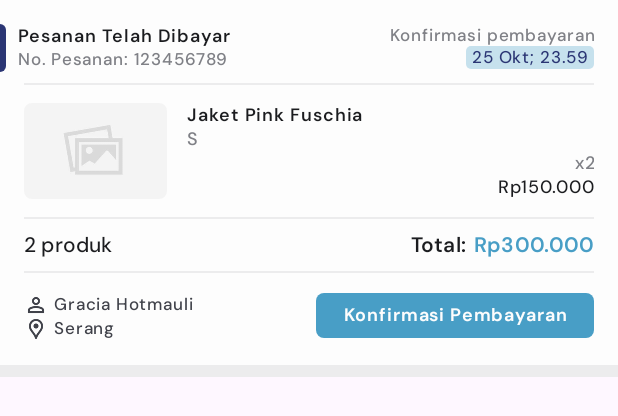
After one commit to shaulascr/ecommerce_serang, an Android app: the layout item_sells_payment.xml on its own in the app's theme, with its tools: preview values and no code run, on a phone screen of 412 x 824 dp. The commit adds this screen. Shown: the top 416 px of the screen. Run offline under Robolectric (Android 15) with nearby library versions, the light colour scheme and no system bars; network calls fail.

Commit message:
update product

```diff
--- a/app/src/main/res/layout/activity_my_store.xml
+++ b/app/src/main/res/layout/activity_my_store.xml
@@ -75,7 +75,6 @@
                 <Button
                     android:id="@+id/btn_edit_profile"
                     android:text="Ubah Profil Toko"
-                    android:textColor="@color/blue_500"
                     style="@style/button.small.secondary.short"
                     app:layout_constraintEnd_toEndOf="parent"
                     app:layout_constraintTop_toTopOf="parent"
--- /dev/null
+++ b/app/src/main/res/layout/item_sells_payment.xml
@@ -0,0 +1,318 @@
+<?xml version="1.0" encoding="utf-8"?>
+<androidx.constraintlayout.widget.ConstraintLayout xmlns:android="http://schemas.android.com/apk/res/android"
+    xmlns:app="http://schemas.android.com/apk/res-auto"
+    android:layout_width="match_parent"
+    android:layout_height="wrap_content"
+    android:background="@color/white"
+    android:paddingTop="16dp">
+
+    <!-- Payment Header -->
+    <View
+        android:id="@+id/shape_sells_title"
+        android:layout_width="4dp"
+        android:layout_height="32dp"
+        android:background="@drawable/shape_sells_title"
+        app:layout_constraintStart_toStartOf="parent"
+        app:layout_constraintTop_toTopOf="parent"/>
+
+    <LinearLayout
+        android:id="@+id/layout_payment_header"
+        android:layout_width="220dp"
+        android:layout_height="wrap_content"
+        android:layout_marginStart="12dp"
+        app:layout_constraintStart_toStartOf="@id/shape_sells_title"
+        app:layout_constraintTop_toTopOf="parent"
+        android:orientation="vertical">
+
+        <TextView
+            android:id="@+id/tv_payment_title"
+            style="@style/label_medium_prominent"
+            android:layout_width="match_parent"
+            android:layout_height="wrap_content"
+            android:maxLines="1"
+            android:text="Pesanan Telah Dibayar"/>
+
+        <TextView
+            android:id="@+id/tv_payment_number"
+            style="@style/label_small"
+            android:layout_width="match_parent"
+            android:layout_height="wrap_content"
+            android:maxLines="1"
+            android:textColor="@color/black_300"
+            android:text="No. Pesanan: 123456789"/>
+
+    </LinearLayout>
+
+    <LinearLayout
+        android:layout_width="wrap_content"
+        android:layout_height="wrap_content"
+        app:layout_constraintEnd_toEndOf="parent"
+        app:layout_constraintTop_toTopOf="parent"
+        android:orientation="vertical"
+        android:layout_marginEnd="16dp"
+        android:gravity="end">
+
+        <TextView
+            android:layout_width="150dp"
+            android:layout_height="wrap_content"
+            android:maxLines="1"
+            style="@style/label_small"
+            android:textAlignment="textEnd"
+            android:text="Konfirmasi pembayaran sebelum:"
+            android:textColor="@color/black_300" />
+
+        <TextView
+            android:id="@+id/tv_payment_due"
+            android:layout_width="wrap_content"
+            android:layout_height="wrap_content"
+            android:text="25 Okt; 23.59"
+            style="@style/label_small"
+            android:paddingHorizontal="4dp"
+            android:textColor="@color/darkblue_500"
+            android:background="@drawable/bg_product_active" />
+
+    </LinearLayout>
+
+    <!-- Order Detail -->
+    <LinearLayout
+        android:id="@+id/layout_payment_detail"
+        android:layout_width="wrap_content"
+        android:layout_height="wrap_content"
+        app:layout_constraintStart_toStartOf="parent"
+        app:layout_constraintTop_toBottomOf="@id/layout_payment_header"
+        android:paddingHorizontal="16dp"
+        android:layout_marginTop="8dp"
+        android:orientation="vertical">
+
+        <View
+            android:layout_width="match_parent"
+            android:layout_height="1dp"
+            android:background="@color/black_50"/>
+
+        <!-- Product Detail -->
+        <androidx.constraintlayout.widget.ConstraintLayout
+            android:id="@+id/layout_payment_product_detail"
+            android:layout_width="match_parent"
+            android:layout_height="wrap_content"
+            android:paddingVertical="12dp">
+
+            <com.google.android.material.imageview.ShapeableImageView
+                android:id="@+id/iv_payment_product"
+                android:layout_width="95dp"
+                android:layout_height="64dp"
+                android:src="@drawable/placeholder_image"
+                android:scaleType="centerCrop"
+                android:contentDescription="Payment Product Image"
+                app:shapeAppearanceOverlay="@style/store_product_image"
+                app:layout_constraintStart_toStartOf="parent"
+                app:layout_constraintTop_toTopOf="parent"/>
+
+            <LinearLayout
+                android:layout_width="0dp"
+                android:layout_height="wrap_content"
+                android:orientation="vertical"
+                android:layout_marginStart="13dp"
+                app:layout_constraintStart_toEndOf="@id/iv_payment_product"
+                app:layout_constraintEnd_toEndOf="parent"
+                app:layout_constraintTop_toTopOf="parent">
+
+                <TextView
+                    android:id="@+id/tv_payment_product_name"
+                    android:layout_width="match_parent"
+                    android:layout_height="wrap_content"
+                    android:maxLines="1"
+                    android:text="Jaket Pink Fuschia"
+                    style="@style/label_medium_prominent"/>
+
+                <TextView
+                    android:id="@+id/tv_payment_product_variant"
+                    android:layout_width="match_parent"
+                    android:layout_height="wrap_content"
+                    android:maxLines="1"
+                    android:text="S"
+                    style="@style/label_medium"
+                    android:textColor="@color/black_300"/>
+
+            </LinearLayout>
+
+            <LinearLayout
+                android:layout_width="0dp"
+                android:layout_height="wrap_content"
+                android:orientation="vertical"
+                android:layout_marginStart="13dp"
+                android:gravity="end"
+                app:layout_constraintStart_toEndOf="@id/iv_payment_product"
+                app:layout_constraintEnd_toEndOf="parent"
+                app:layout_constraintBottom_toBottomOf="@id/iv_payment_product">
+
+                <TextView
+                    android:id="@+id/tv_payment_product_qty"
+                    android:layout_width="match_parent"
+                    android:layout_height="wrap_content"
+                    android:maxLines="1"
+                    android:text="x2"
+                    style="@style/label_medium"
+                    android:textColor="@color/black_300"
+                    android:textAlignment="textEnd"/>
+
+                <TextView
+                    android:id="@+id/tv_payment_product_price"
+                    android:layout_width="match_parent"
+                    android:layout_height="wrap_content"
+                    android:maxLines="1"
+                    android:text="Rp150.000"
+                    style="@style/label_medium"
+                    android:textAlignment="textEnd"/>
+
+            </LinearLayout>
+
+            <TextView
+                android:id="@+id/tv_see_more"
+                android:layout_width="match_parent"
+                android:layout_height="wrap_content"
+                android:focusable="true"
+                android:text="Lihat 3 produk lainnya"
+                android:gravity="center"
+                style="@style/label_small"
+                android:fontFamily="@font/dmsans_italic"
+                android:textColor="@color/black_300"
+                app:layout_constraintTop_toBottomOf="@id/iv_payment_product"
+                app:layout_constraintStart_toStartOf="parent"
+                app:layout_constraintEnd_toEndOf="parent"
+                android:layout_marginVertical="8dp"
+                android:clickable="true"
+                android:visibility="gone"/>
+
+        </androidx.constraintlayout.widget.ConstraintLayout>
+
+        <View
+            android:layout_width="match_parent"
+            android:layout_height="1dp"
+            android:background="@color/black_50"/>
+
+        <!-- Total Price -->
+        <RelativeLayout
+            android:layout_width="match_parent"
+            android:layout_height="wrap_content"
+            android:paddingVertical="8dp">
+
+            <TextView
+                android:id="@+id/tv_payment_qty"
+                style="@style/label_large"
+                android:layout_width="wrap_content"
+                android:layout_height="wrap_content"
+                android:layout_alignParentStart="true"
+                android:text="2 produk" />
+
+            <LinearLayout
+                android:layout_width="wrap_content"
+                android:layout_height="wrap_content"
+                android:orientation="horizontal"
+                android:layout_alignParentEnd="true">
+
+                <TextView
+                    android:layout_width="wrap_content"
+                    android:layout_height="wrap_content"
+                    android:text="Total:"
+                    style="@style/label_large_prominent"
+                    android:textAlignment="textEnd"/>
+
+                <TextView
+                    android:id="@+id/tv_payment_price"
+                    android:layout_width="wrap_content"
+                    android:layout_height="wrap_content"
+                    android:text="Rp300.000"
+                    style="@style/label_large_prominent"
+                    android:textColor="@color/blue_500"
+                    android:layout_marginStart="5dp"
+                    android:textAlignment="textEnd"/>
+
+            </LinearLayout>
+
+        </RelativeLayout>
+
+        <View
+            android:layout_width="match_parent"
+            android:layout_height="1dp"
+            android:background="@color/black_50"/>
+
+        <!-- Action Buttons -->
+
+        <RelativeLayout
+            android:layout_width="match_parent"
+            android:layout_height="wrap_content"
+            android:layout_marginTop="13dp"
+            android:gravity="center_vertical">
+
+            <LinearLayout
+                android:layout_width="158dp"
+                android:layout_height="wrap_content"
+                android:orientation="vertical"
+                android:layout_alignParentStart="true">
+
+                <LinearLayout
+                    android:layout_width="match_parent"
+                    android:layout_height="wrap_content"
+                    android:orientation="horizontal">
+
+                    <ImageView
+                        android:layout_width="16dp"
+                        android:layout_height="16dp"
+                        android:src="@drawable/ic_person"
+                        app:tint="@color/black_500" />
+
+                    <TextView
+                        android:id="@+id/tv_payment_customer"
+                        style="@style/label_small"
+                        android:layout_width="match_parent"
+                        android:layout_height="wrap_content"
+                        android:maxLines="1"
+                        android:layout_marginStart="4dp"
+                        android:textColor="@color/black_500"
+                        android:text="Gracia Hotmauli"/>
+
+                </LinearLayout>
+
+                <LinearLayout
+                    android:layout_width="match_parent"
+                    android:layout_height="wrap_content"
+                    android:orientation="horizontal">
+
+                    <ImageView
+                        android:layout_width="16dp"
+                        android:layout_height="16dp"
+                        android:src="@drawable/ic_location" />
+
+                    <TextView
+                        android:id="@+id/tv_payment_location"
+                        style="@style/label_small"
+                        android:layout_width="match_parent"
+                        android:layout_height="wrap_content"
+                        android:maxLines="1"
+                        android:layout_marginStart="4dp"
+                        android:textColor="@color/black_500"
+                        android:text="Serang"/>
+
+                </LinearLayout>
+
+            </LinearLayout>
+
+            <Button
+                android:id="@+id/btn_confirm_payment"
+                style="@style/button.small.active.medium"
+                android:text="Konfirmasi Pembayaran"
+                android:layout_alignParentEnd="true"/>
+
+        </RelativeLayout>
+
+    </LinearLayout>
+
+    <View
+        android:layout_width="match_parent"
+        android:layout_height="8dp"
+        android:background="@color/black_50"
+        android:layout_marginTop="16dp"
+        app:layout_constraintStart_toStartOf="parent"
+        app:layout_constraintTop_toBottomOf="@id/layout_payment_detail"/>
+
+</androidx.constraintlayout.widget.ConstraintLayout>
--- a/app/src/main/res/values/themes.xml
+++ b/app/src/main/res/values/themes.xml
@@ -147,7 +147,7 @@
     <!-- Buttons -->
 
     <style name="button.large" parent="label_large_prominent">
-        <item name="android:padding">10.91dp</item>
+        <item name="android:gravity">center</item>
         <item name="android:layout_height">40dp</item>
         <item name="android:textAllCaps">false</item>
         <item name="backgroundTint">@null</item>
@@ -217,7 +217,7 @@
                 </style>
 
     <style name="button.small" parent="label_medium_prominent">
-        <item name="android:padding">7dp</item>
+        <item name="android:padding">2dp</item>
         <item name="android:layout_height">30dp</item>
         <item name="android:textAllCaps">false</item>
         <item name="backgroundTint">@null</item>
```
Also changed, not shown: app/src/main/java/com/alya/ecommerce_serang/ui/profile/mystore/product/ProductAdapter.kt (+23 -9 lines), app/src/main/java/com/alya/ecommerce_serang/ui/profile/mystore/product/ProductOptionsBottomSheetFragment.kt (added, +46 -0 lines), app/src/main/java/com/alya/ecommerce_serang/ui/profile/mystore/product/StoreProductDetailActivity.kt (+14 -3 lines), app/src/main/res/layout/fragment_product_options_bottom_sheet.xml (added, +55 -0 lines), app/src/main/res/layout/item_sells_shipment.xml (added, +255 -0 lines), app/src/main/res/menu/product_options_menu.xml (added, +14 -0 lines), app/src/main/res/drawable/ic_delete.png (added), app/src/main/res/drawable/ic_location.png (added).
